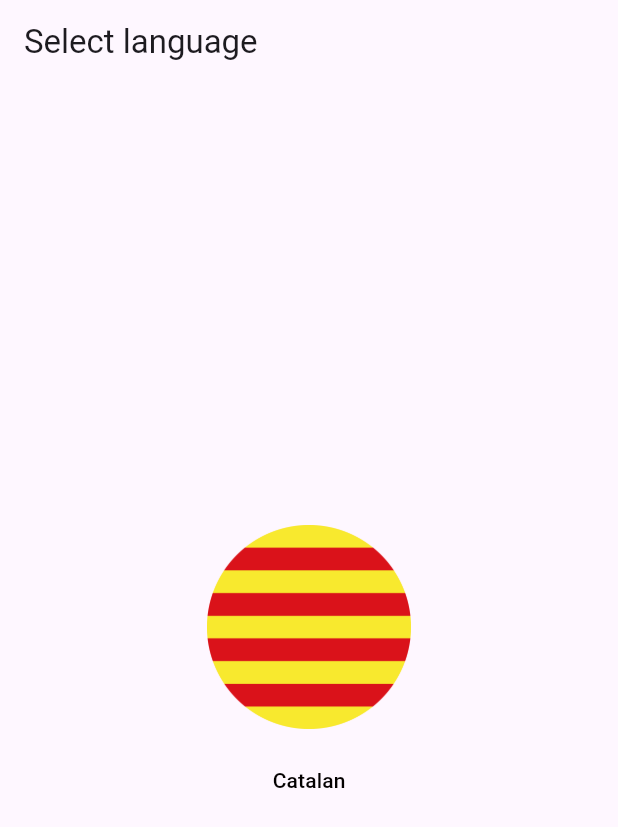
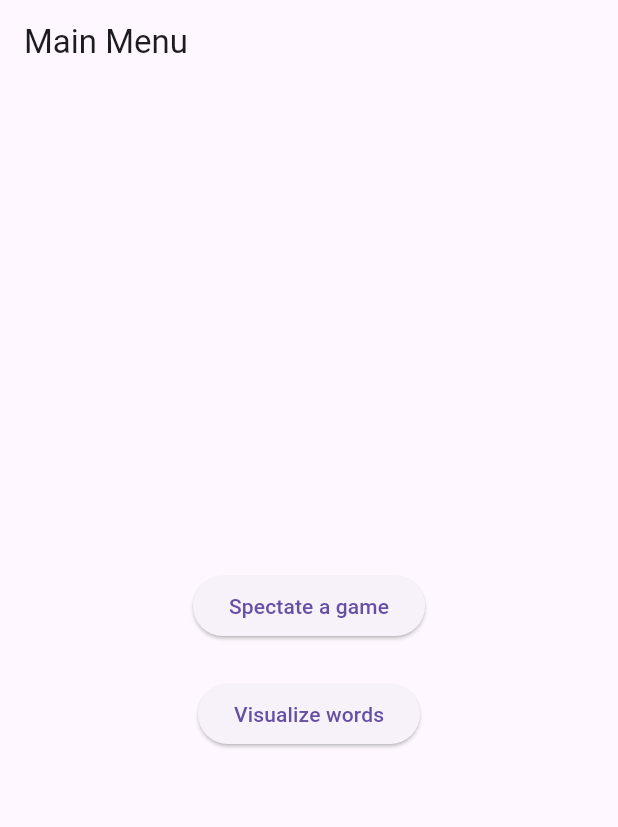
Before and after one commit to Roscodrom/DESKTOP, a Flutter app: the screen it shows after launch, on a phone screen of 412 x 824 dp. Shown: the top 827 px of the screen. Run offline on Flutter 3.47's test engine with Material 3 defaults, Android fonts, the phone set to English and light mode, and no system bars.

```diff
--- /dev/null
+++ b/roscodrom_desktop/lib/layout_main_menu.dart
@@ -0,0 +1,40 @@
+import 'package:flutter/material.dart';
+import 'layout_language_selector.dart';
+import 'layout_spectate.dart';
+import 'app_data.dart';
+
+class LayoutMainMenu extends StatelessWidget {
+  LayoutMainMenu();
+
+  @override
+  Widget build(BuildContext context) {
+    return Scaffold(
+        appBar: AppBar(
+          title: Text('Main Menu'),
+        ),
+        body: Center(
+            child: Column(
+                mainAxisAlignment: MainAxisAlignment.center,
+                children: <Widget>[
+              ElevatedButton(
+                onPressed: () {
+                  Navigator.push(
+                      context,
+                      MaterialPageRoute(
+                          builder: (context) => LayoutSpectate()));
+                },
+                child: Text('Spectate a game'),
+              ),
+              const SizedBox(height: 24),
+              ElevatedButton(
+                onPressed: () {
+                  Navigator.push(
+                      context,
+                      MaterialPageRoute(
+                          builder: (context) => const LanguageSelector()));
+                },
+                child: Text('Visualize words'),
+              ),
+            ])));
+  }
+}
--- a/roscodrom_desktop/lib/main.dart
+++ b/roscodrom_desktop/lib/main.dart
@@ -1,7 +1,7 @@
 import 'package:flutter/material.dart';
 import 'package:provider/provider.dart';
 import 'app_data.dart';
-import 'layout_language_selector.dart';
+import 'layout_main_menu.dart';
 
 void main() {
   runApp(
@@ -21,7 +21,7 @@ class MyApp extends StatelessWidget {
       theme: ThemeData(
         primarySwatch: Colors.blue,
       ),
-      home: const LanguageSelector(),
+      home: LayoutMainMenu(),
       debugShowCheckedModeBanner: false,
     );
   }
--- a/roscodrom_desktop/pubspec.yaml
+++ b/roscodrom_desktop/pubspec.yaml
@@ -39,6 +39,8 @@ dependencies:
   provider: ^6.1.1
   flutter_svg: ^2.0.9
   http: ^1.2.1
+  socket_io_client: ^2.0.0-beta.4
+  web_socket_channel: ^2.4.5
 
 dev_dependencies:
   flutter_test:
```
Also changed, not shown: roscodrom_desktop/lib/layout_language_selector.dart (+41 -1 lines), roscodrom_desktop/lib/layout_spectate.dart (added, +69 -0 lines), roscodrom_desktop/pubspec.lock, 1 other file.
